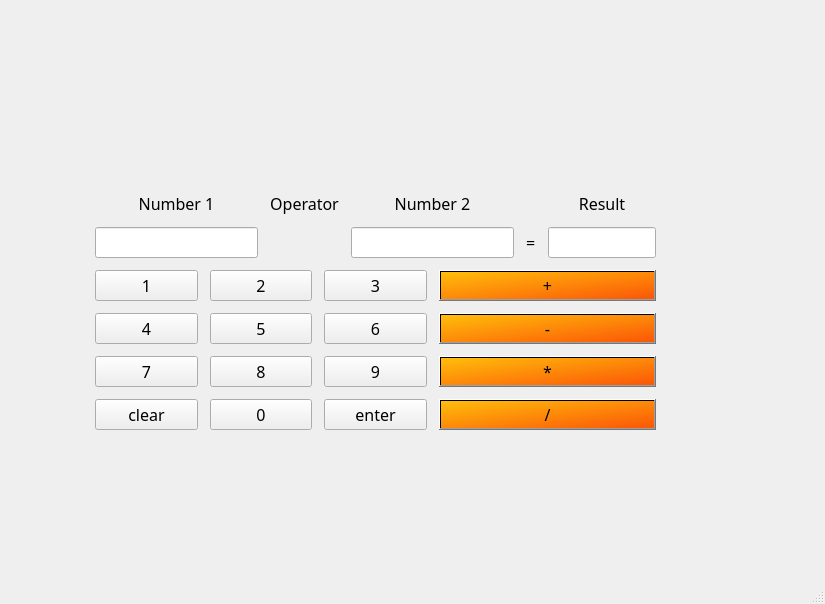
Before: the Qt Designer form Tehtava-7-konsolisovellus/mainwindow.ui in VolatileKoffee/Olio-ohjelmointi-Veke, drawn with Qt 5.
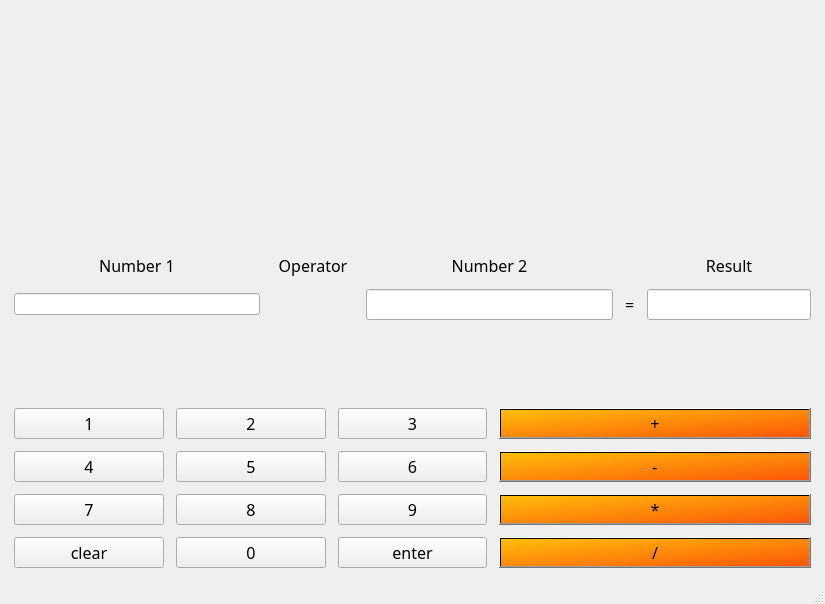
After: the same form once the commit is applied.

The edit to the form file:
```diff
--- a/Tehtava-7-konsolisovellus/mainwindow.ui
+++ b/Tehtava-7-konsolisovellus/mainwindow.ui
@@ -14,22 +14,9 @@
    <string>MainWindow</string>
   </property>
   <widget class="QWidget" name="centralwidget">
-   <widget class="QWidget" name="gridLayoutWidget">
-    <property name="geometry">
-     <rect>
-      <x>90</x>
-      <y>134</y>
-      <width>571</width>
-      <height>301</height>
-     </rect>
-    </property>
-    <property name="font">
-     <font>
-      <family>JetBrains Mono</family>
-      <pointsize>12</pointsize>
-     </font>
-    </property>
-    <layout class="QGridLayout" name="gridLayout">
+   <layout class="QGridLayout" name="gridLayout_2">
+    <item row="0" column="0">
+     <layout class="QGridLayout" name="gridLayout" rowstretch="4,1,0,0,0,0,0" rowminimumheight="0,1,0,0,0,0,1">
      <property name="leftMargin">
       <number>5</number>
      </property>
@@ -410,7 +397,8 @@
       </widget>
      </item>
     </layout>
-   </widget>
+    </item>
+   </layout>
   </widget>
   <widget class="QMenuBar" name="menubar">
    <property name="geometry">
```
Lines whose indentation alone changed are shown as unchanged.
